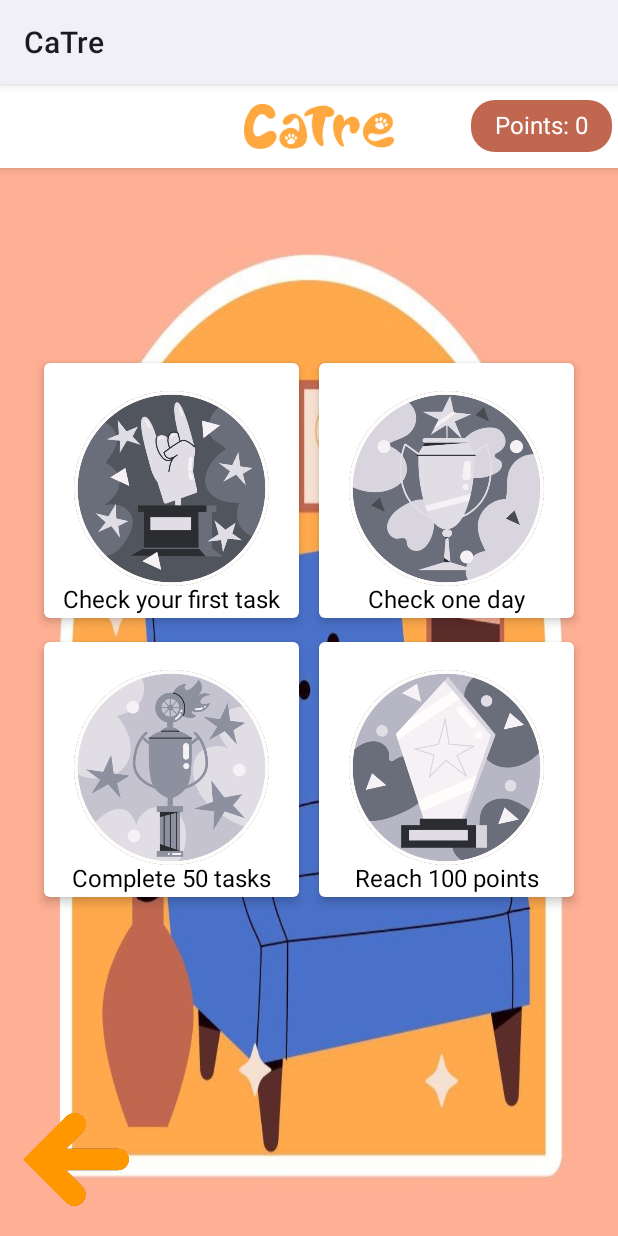
After one commit to Zeynep-Avci/CaTre, an Android app built with Jetpack Compose: the BadgeScreen screen opened through its navigation route, on a phone screen of 412 x 824 dp. The commit adds this screen. Run offline under Robolectric (Android 15) with nearby library versions, the phone set to English and light mode, and no system bars.

Commit message:
badges are added

```diff
--- a/app/src/main/java/com/example/catre/Navigation/AppScreens.kt
+++ b/app/src/main/java/com/example/catre/Navigation/AppScreens.kt
@@ -4,4 +4,5 @@ sealed class AppScreens(val route: String) {
     object HomeScreen : AppScreens("home_screen")
     object LevelScreen : AppScreens("level_screen")
     object TaskScreen : AppScreens("task_screen")
+    object BadgeScreen : AppScreens("badge_screen")
 }
--- a/app/src/main/java/com/example/catre/Navigation/Navigation.kt
+++ b/app/src/main/java/com/example/catre/Navigation/Navigation.kt
@@ -7,6 +7,7 @@ import androidx.navigation.compose.NavHost
 import androidx.navigation.compose.composable
 import androidx.navigation.compose.rememberNavController
 import androidx.navigation.navArgument
+import com.example.catre.Screens.BadgeScreen
 import com.example.catre.Screens.HomeScreen
 import com.example.catre.Screens.LevelScreen
 import com.example.catre.Screens.TaskScreen
@@ -30,5 +31,8 @@ fun Navigation(viewModel: ToDoViewModel){
         composable(route = AppScreens.TaskScreen.route) {
             TaskScreen(navController = navController, viewModel = viewModel)
         }
+        composable(route = AppScreens.BadgeScreen.route) {
+            BadgeScreen(navController = navController, viewModel = viewModel)
+        }
     }
 }
--- /dev/null
+++ b/app/src/main/java/com/example/catre/Screens/BadgeScreen.kt
@@ -0,0 +1,177 @@
+package com.example.catre.Screens
+
+import androidx.compose.foundation.Image
+import androidx.compose.foundation.background
+import androidx.compose.foundation.clickable
+import androidx.compose.foundation.layout.*
+import androidx.compose.foundation.shape.RoundedCornerShape
+import androidx.compose.material.Card
+import androidx.compose.material.Scaffold
+import androidx.compose.material.Text
+import androidx.compose.material.TopAppBar
+import androidx.compose.runtime.Composable
+import androidx.compose.ui.Alignment
+import androidx.compose.ui.Alignment.Companion.BottomStart
+import androidx.compose.ui.Modifier
+import androidx.compose.ui.graphics.Color
+import androidx.compose.ui.layout.ContentScale
+import androidx.compose.ui.res.colorResource
+import androidx.compose.ui.res.painterResource
+import androidx.compose.ui.text.TextStyle
+import androidx.compose.ui.text.font.FontWeight
+import androidx.compose.ui.text.style.TextAlign
+import androidx.compose.ui.unit.Dp
+import androidx.compose.ui.unit.dp
+import androidx.compose.ui.unit.sp
+import androidx.core.content.res.ResourcesCompat.getColor
+import androidx.navigation.NavController
+import com.example.catre.Navigation.AppScreens
+import com.example.catre.R
+import com.example.catre.ViewModel.ToDoViewModel
+import java.time.LocalTime
+
+
+data class Badge(val task: String, val unlockRequirement: Int, val lockedImage: Int, val unlockedImage: Int)
+
+@Composable
+fun BadgeScreen(navController: NavController, viewModel: ToDoViewModel) {
+    val totalPoints = viewModel.points.value
+
+    val badges = listOf(
+        Badge("Check your first task", 1, R.drawable.badge1_locked, R.drawable.badge1),
+        Badge("Check one day", 6, R.drawable.badge2_locked, R.drawable.badge2),
+        Badge("Complete 50 tasks", 50, R.drawable.badge3_locked, R.drawable.badge3),
+        Badge("Reach 100 points", 100, R.drawable.badge4_locked, R.drawable.badge4)
+    )
+
+    Scaffold(topBar = {
+        TopAppBar(
+            title = {
+                Row(
+                    modifier = Modifier.fillMaxWidth(),
+                    horizontalArrangement = Arrangement.SpaceBetween,
+                    verticalAlignment = Alignment.CenterVertically
+                ) {
+                    Spacer(modifier = Modifier.weight(1f)) // Add spacer to center the logo
+                    Box(
+                        modifier = Modifier
+                            .padding(end = 16.dp)
+                    ) {
+                        Image(
+                            painter = painterResource(id = R.drawable.textlogo),
+                            contentDescription = "MyLogo",
+                            modifier = Modifier
+                                .size(100.dp)
+                                .align(Alignment.Center)
+                        )
+                    }
+                    Spacer(modifier = Modifier.width(35.dp))
+                    Box(
+                        modifier = Modifier
+                            .background(
+                                color = colorResource(id = R.color.barbar),
+                                shape = RoundedCornerShape(16.dp)
+                            )
+                            .padding(horizontal = 16.dp, vertical = 8.dp)
+                    ) {
+                        Text(
+                            text = "Points: ${viewModel.points.value}",
+                            modifier = Modifier.align(Alignment.CenterEnd),
+                            color = Color.White,
+                            style = TextStyle(fontSize = 16.sp)
+                        )
+                    }
+                }
+            },
+            backgroundColor = Color.White
+        )
+    }) {
+        Box(modifier = Modifier.fillMaxSize()) {
+            Image(
+                painter = painterResource(id = R.drawable.screen4),
+                contentDescription = "bg",
+                contentScale = ContentScale.FillBounds,
+                modifier = Modifier.fillMaxSize()
+            )
+
+            Column(
+                horizontalAlignment = Alignment.CenterHorizontally,
+                modifier = Modifier.fillMaxSize()
+            ) {
+                Spacer(modifier = Modifier.height(130.dp))
+
+                Row(
+                    horizontalArrangement = Arrangement.SpaceEvenly,
+                    modifier = Modifier.fillMaxWidth().padding(horizontal = 16.dp)
+                ) {
+                    badges.subList(0, 2).forEach { badge ->
+                        BadgeCard(badge, totalPoints, cardSize = 170.dp)
+                    }
+                }
+
+                Spacer(modifier = Modifier.height(16.dp))
+
+                Row(
+                    horizontalArrangement = Arrangement.SpaceEvenly,
+                    modifier = Modifier.fillMaxWidth().padding(horizontal = 16.dp)
+                ) {
+                    badges.subList(2, 4).forEach { badge ->
+                        BadgeCard(badge, totalPoints, cardSize = 170.dp)
+                    }
+                }
+
+                Spacer(modifier = Modifier.height(16.dp))
+            }
+
+            Image(
+                painter = painterResource(id = R.drawable.leftarrow),
+                contentDescription = null,
+                modifier = Modifier
+                    .padding(16.dp)
+                    .size(70.dp)
+                    .clickable {
+                        navController.navigate(AppScreens.LevelScreen.route)
+                    }
+                    .align(Alignment.BottomStart)
+            )
+        }
+    }
+}
+
+@Composable
+fun BadgeCard(badge: Badge, totalPoints: Int, cardSize: Dp) {
+    val isUnlocked = totalPoints >= badge.unlockRequirement
+
+    Card(
+        modifier = Modifier
+            .size(cardSize)
+            .background(
+                color = if (isUnlocked) Color.White else Color.Gray,
+                shape = RoundedCornerShape(16.dp)
+            ),
+        elevation = 4.dp
+    ) {
+        Column(
+            horizontalAlignment = Alignment.CenterHorizontally,
+            verticalArrangement = Arrangement.Center,
+            modifier = Modifier.fillMaxSize()
+        ) {
+            Spacer(modifier = Modifier.height(16.dp))
+            Image(
+                painter = painterResource(id = if (isUnlocked) badge.unlockedImage else badge.lockedImage),
+                contentDescription = "Badge",
+                modifier = Modifier
+                    .size(130.dp)
+                    .align(Alignment.CenterHorizontally)
+            )
+            //Spacer(modifier = Modifier.height(0.dp))
+            Text(
+                text = if (!isUnlocked) badge.task else badge.task,
+                fontSize = 16.sp,
+                textAlign = TextAlign.Center,
+                //fontWeight = FontWeight.Bold,
+                color = if (!isUnlocked) Color.Black else Color.White
+            )
+        }
+    }
+}
--- a/app/src/main/java/com/example/catre/Screens/HomeScreen.kt
+++ b/app/src/main/java/com/example/catre/Screens/HomeScreen.kt
@@ -30,11 +30,10 @@ fun HomeScreen(navController: NavController, viewModel: ToDoViewModel) {
     val checkedStates = viewModel.getCheckedStates()
     val currentTime = LocalTime.now()
 
-    // Calculate due times for each task
     val dueTimeBreakfast = currentTime.plusHours(7)
     val dueTimeLunch = currentTime.plusHours(12)
     val dueTimeDinner = currentTime.plusHours(19)
-    val dueTimeLitterBox = currentTime.plusHours(20)
+    val dueTimeLitterBox = currentTime.plusHours(5)
     val dueTimeBathing = currentTime.plusHours(10)
     val dueTimePlaying = currentTime.plusHours(15)
 
--- a/app/src/main/java/com/example/catre/Screens/LevelScreen.kt
+++ b/app/src/main/java/com/example/catre/Screens/LevelScreen.kt
@@ -166,6 +166,17 @@ fun LevelScreen(navController: NavController, viewModel: ToDoViewModel) {
                         navController.navigate(AppScreens.HomeScreen.route)
                     }
             )
+            Image(
+                painter = painterResource(id = R.drawable.rightarrow),
+                contentDescription = null,
+                modifier = Modifier
+                    .align(Alignment.BottomEnd)
+                    .padding(16.dp)
+                    .size(70.dp)
+                    .clickable {
+                        navController.navigate(AppScreens.BadgeScreen.route)
+                    }
+            )
         }
     }
 }
```
Also changed, not shown: app/src/main/res/drawable-v24/badge1.png (added), app/src/main/res/drawable-v24/badge1_locked.png (added), app/src/main/res/drawable-v24/badge2.png (added), app/src/main/res/drawable-v24/badge2_locked.png (added), app/src/main/res/drawable-v24/badge3.png (added), app/src/main/res/drawable-v24/badge3_locked.png (added), app/src/main/res/drawable-v24/badge4.png (added), app/src/main/res/drawable-v24/badge4_locked.png (added).
